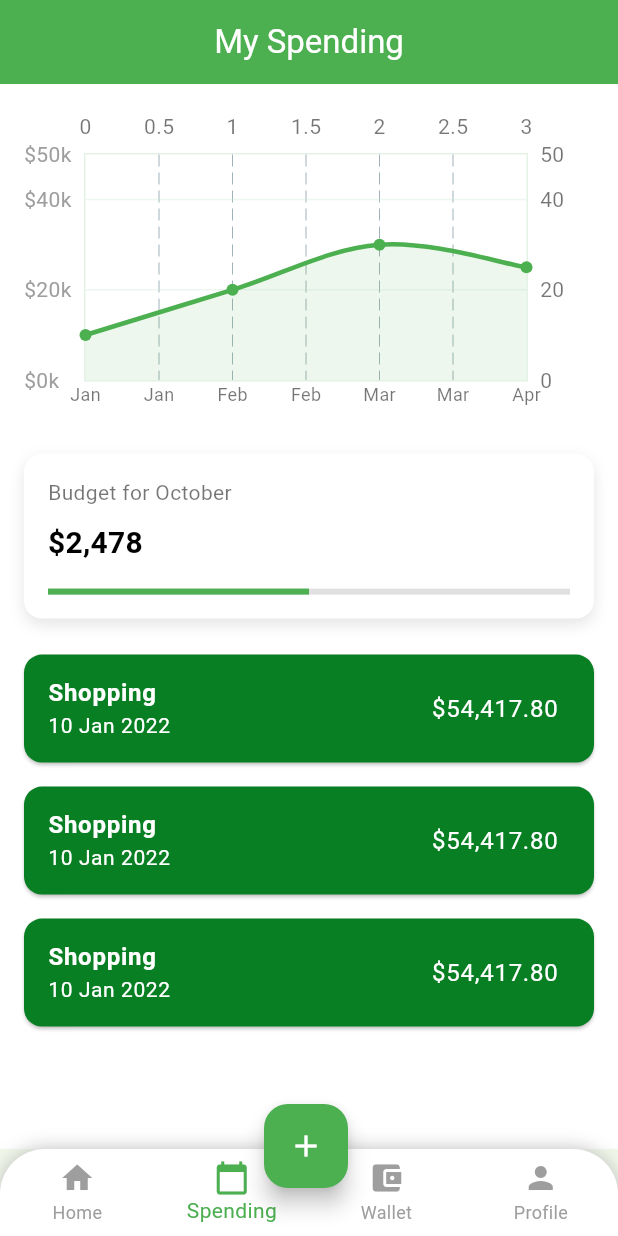
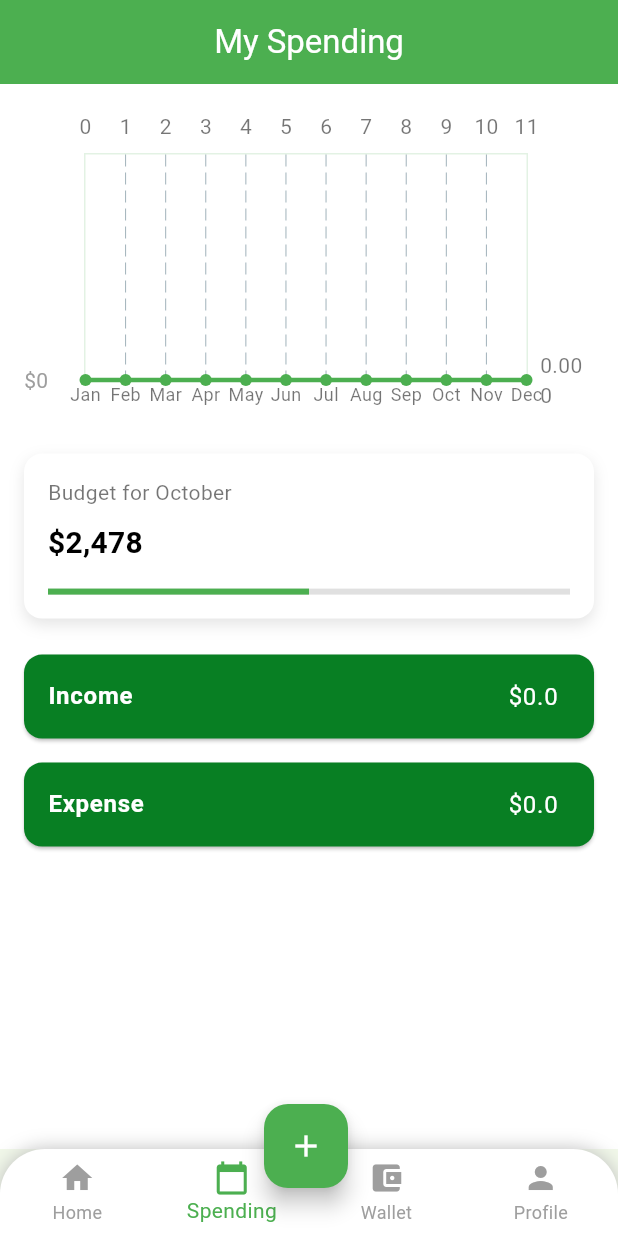
Before and after one commit to platzi/curso-flutter-firebase, a Flutter app: the SpendingScreen screen opened by its route, on a phone screen of 412 x 824 dp. Run offline on Flutter 3.47's test engine with Material 3 defaults, Android fonts, the light colour scheme and no system bars; drawn by our look-alikes of fl_chart; our stand-ins replace cloud_firestore, firebase_auth, firebase_core, flutter_bloc, go_router; accounts and stored records are empty.

Commit message:
bloc builder spending_screen

```diff
--- a/lib/screens/spending_screen.dart
+++ b/lib/screens/spending_screen.dart
@@ -1,4 +1,8 @@
+import 'package:fl_chart/fl_chart.dart';
 import 'package:flutter/material.dart';
+import 'package:flutter_bloc/flutter_bloc.dart';
+import 'package:personal_finance/blocs/income_expense/income_expense_bloc.dart';
+import 'package:personal_finance/blocs/income_expense/income_expense_state.dart';
 import 'package:personal_finance/widgets/line_chart_widget.dart';
 import '../widgets/budget_card.dart';
 import '../widgets/category_list.dart';
@@ -15,22 +19,36 @@ class SpendingScreen extends StatelessWidget {
       appBar: AppBar(
         title: const Text('My Spending'),
       ),
-      body: const Padding(
-        padding: EdgeInsets.all(16.0),
+      body: Padding(
+        padding: const EdgeInsets.all(16.0),
         child: Column(
           children: [
             Expanded(
-              flex: 2,
-              child: LineChartWidget(),
-            ),
-            SizedBox(height: 16),
-            BudgetCard(
+                flex: 2,
+                child: BlocBuilder<IncomeExpenseBloc, IncomeExpenseState>(builder: (context, state) {
+                  if (state is TransactionLoading) {
+                    return const Center(child: CircularProgressIndicator());
+                  } else if (state is TransactionLoaded) {
+                    final monthlyData = _calculateMonthlyData(state.transactions);
+                    return LineChartWidget(monthlyData: monthlyData);
+                  } else if (state is TransactionError) {
+                    return Center(
+                      child: Text(state.message),
+                    );
+                  } else {
+                    return const Center(
+                      child: Text('No transactions found'),
+                    );
+                  }
+                })),
+            const SizedBox(height: 16),
+            const BudgetCard(
               title: "Budget for October",
               amount: "\$2,478",
               progress: 0.5,
             ),
-            SizedBox(height: 16),
-            Expanded(
+            const SizedBox(height: 16),
+            const Expanded(
               flex: 3,
               child: CategoryList(),
             ),
@@ -39,4 +57,17 @@ class SpendingScreen extends StatelessWidget {
       ),
     );
   }
+
+  List<FlSpot> _calculateMonthlyData(List transactions) {
+    final monthlyTotals = List.generate(12, (index) => 0.0);
+
+    for (var transaction in transactions) {
+      if (transaction.type == 'expense') {
+        final month = transaction.date.month - 1;
+        monthlyTotals[month] += transaction.amount;
+      }
+    }
+
+    return List.generate(12, (index) => FlSpot(index.toDouble(), monthlyTotals[index]));
+  }
 }
--- a/lib/widgets/category_list.dart
+++ b/lib/widgets/category_list.dart
@@ -1,4 +1,8 @@
 import 'package:flutter/material.dart';
+import 'package:flutter_bloc/flutter_bloc.dart';
+import 'package:personal_finance/blocs/income_expense/income_expense_bloc.dart';
+import 'package:personal_finance/blocs/income_expense/income_expense_state.dart';
+import 'package:personal_finance/models/income_expense_model.dart';
 
 class CategoryList extends StatelessWidget {
   const CategoryList({super.key});
@@ -7,43 +11,58 @@ class CategoryList extends StatelessWidget {
   Widget build(BuildContext context) {
     final theme = Theme.of(context);
 
-    return RefreshIndicator(
-      onRefresh: () async {
+    return RefreshIndicator(onRefresh: () async {
       await Future.delayed(const Duration(seconds: 1));
-      },
-      child: ListView.builder(
-        itemCount: 3,
-        itemBuilder: (context, index) {
+    }, child: BlocBuilder<IncomeExpenseBloc, IncomeExpenseState>(builder: (context, state) {
+      if (state is TransactionLoading) {
+        return const Center(child: CircularProgressIndicator());
+      } else if (state is TransactionLoaded) {
+        final categoryData = _calculateCategoryTotals(state.transactions);
+
+        return ListView.builder(
+            itemCount: categoryData.length,
+            itemBuilder: (contex, index) {
+              final category = categoryData.keys.elementAt(index);
+              final total = categoryData[category];
+
               return Card(
                 color: theme.primaryColorDark,
                 margin: const EdgeInsets.symmetric(vertical: 8),
                 child: ListTile(
                   title: Text(
-                'Shopping',
-                style: TextStyle(
-                  fontSize: 16.0,
-                  fontWeight: FontWeight.bold,
-                  color: theme.appBarTheme.foregroundColor,
-                  fontFamily: 'Roboto',
-                ),
-              ),
-              subtitle: Text(
-                '10 Jan 2022',
-                style: theme.textTheme.bodySmall,
+                    category == 'income' ? 'Income' : 'Expense',
+                    style:
+                        TextStyle(fontSize: 16, fontWeight: FontWeight.bold, color: theme.appBarTheme.foregroundColor),
                   ),
                   trailing: Text(
-                '\$54,417.80',
+                    '\$${total.toString()}',
                     style: TextStyle(
-                  fontSize: 16.0,
+                      fontSize: 16,
                       fontWeight: FontWeight.normal,
                       color: theme.appBarTheme.foregroundColor,
-                  fontFamily: 'Roboto',
                     ),
                   ),
                 ),
               );
-        },
-      ),
+            });
+      } else if (state is TransactionError) {
+        return Center(
+          child: Text(state.message),
         );
+      } else {
+        return const Center(child: Text('No transacion found'));
+      }
+    }));
+  }
+
+  Map<String, double> _calculateCategoryTotals(List<IncomeExpense> transactions) {
+    final Map<String, double> categoryTotals = {'income': 0.0, 'expense': 0.0};
+
+    for (final transaction in transactions) {
+      final category = transaction.type;
+
+      categoryTotals[category] = (categoryTotals[category] ?? 0) + transaction.amount;
+    }
+    return categoryTotals;
   }
 }
--- a/lib/widgets/line_chart_widget.dart
+++ b/lib/widgets/line_chart_widget.dart
@@ -2,7 +2,9 @@ import 'package:flutter/material.dart';
 import 'package:fl_chart/fl_chart.dart';
 
 class LineChartWidget extends StatelessWidget {
-  const LineChartWidget({super.key});
+  final List<FlSpot> monthlyData;
+
+  const LineChartWidget({required this.monthlyData, super.key});
 
   @override
   Widget build(BuildContext context) {
@@ -10,44 +12,31 @@ class LineChartWidget extends StatelessWidget {
 
     return LineChart(
       LineChartData(
-        // Configuración de la línea principal
         lineBarsData: [
           LineChartBarData(
-            spots: const [
-              FlSpot(0, 10), // Enero
-              FlSpot(1, 20), // Febrero
-              FlSpot(2, 30), // Marzo
-              FlSpot(3, 25), // Abril
-            ],
+            spots: monthlyData,
             isCurved: true,
-            color: theme.primaryColor, // Usa el color primario del tema
+            color: theme.primaryColor,
             barWidth: 3,
-            dotData: const FlDotData(
-              show: true,
-            ),
+            dotData: const FlDotData(show: true),
             belowBarData: BarAreaData(
               show: true,
               color: theme.primaryColor.withOpacity(0.1),
             ),
           ),
         ],
-
-        // Configuración de los títulos
         titlesData: FlTitlesData(
           leftTitles: AxisTitles(
             sideTitles: SideTitles(
               showTitles: true,
               reservedSize: 40,
               getTitlesWidget: (value, meta) {
-                if (value % 10 == 0) {
-                  return Text(
-                    '\$${value.toInt()}k',
-                    style: theme.textTheme.bodyMedium?.copyWith(
-                      color: Colors.grey.shade500,
-                    ),
-                  );
-                }
-                return const SizedBox.shrink();
+                return Text(
+                  '\$${value.toInt()}',
+                  style: theme.textTheme.bodyMedium?.copyWith(
+                    color: Colors.grey.shade500,
+                  ),
+                );
               },
             ),
           ),
@@ -56,23 +45,15 @@ class LineChartWidget extends StatelessWidget {
               showTitles: true,
               reservedSize: 32,
               getTitlesWidget: (value, meta) {
-                switch (value.toInt()) {
-                  case 0:
-                    return const Text('Jan', style: TextStyle(fontSize: 12));
-                  case 1:
-                    return const Text('Feb', style: TextStyle(fontSize: 12));
-                  case 2:
-                    return const Text('Mar', style: TextStyle(fontSize: 12));
-                  case 3:
-                    return const Text('Apr', style: TextStyle(fontSize: 12));
-                }
-                return const SizedBox.shrink();
+                const months = ['Jan', 'Feb', 'Mar', 'Apr', 'May', 'Jun', 'Jul', 'Aug', 'Sep', 'Oct', 'Nov', 'Dec'];
+                return Text(
+                  months[value.toInt()],
+                  style: const TextStyle(fontSize: 12),
+                );
               },
             ),
           ),
         ),
-
-        // Configuración de las líneas de cuadrícula
         gridData: FlGridData(
           show: true,
           drawHorizontalLine: true,
@@ -83,23 +64,19 @@ class LineChartWidget extends StatelessWidget {
             );
           },
         ),
-
-        // Configuración del borde
         borderData: FlBorderData(
           show: true,
           border: Border.all(
             color: theme.primaryColorLight.withOpacity(0.5),
           ),
         ),
-
-        // Espaciado entre los puntos
         minX: 0,
-        maxX: 3,
+        maxX: 11,
         minY: 0,
-        maxY: 50,
+        maxY: monthlyData.map((e) => e.y).reduce((a, b) => a > b ? a : b),
       ),
-      duration: const Duration(milliseconds: 300), // Animación de transición
-      curve: Curves.easeInOut, // Curva de animación
+      duration: const Duration(milliseconds: 300),
+      curve: Curves.easeInOut,
     );
   }
 }
```
Lines whose indentation alone changed are shown as unchanged.
